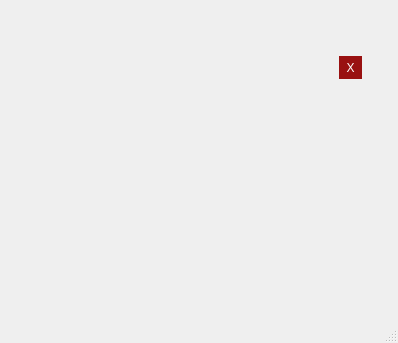
This is widgets/confirmdialog/resource/ConfirmDialog.ui in PaulSchweizer/PySideWidgetCollection as Qt 5 draws it before an edit. The edited form follows.
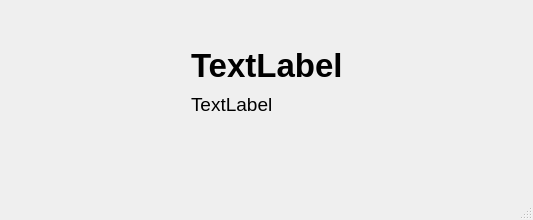
This is the edited form.

```diff
--- a/widgets/confirmdialog/resource/ConfirmDialog.ui
+++ b/widgets/confirmdialog/resource/ConfirmDialog.ui
@@ -9,8 +9,8 @@
    <rect>
     <x>0</x>
     <y>0</y>
-    <width>398</width>
-    <height>343</height>
+    <width>533</width>
+    <height>211</height>
    </rect>
   </property>
   <property name="windowTitle">
@@ -29,7 +29,16 @@
    <bool>true</bool>
   </property>
   <layout class="QVBoxLayout" name="verticalLayout_2">
-   <property name="margin">
+   <property name="leftMargin">
+    <number>9</number>
+   </property>
+   <property name="topMargin">
+    <number>9</number>
+   </property>
+   <property name="rightMargin">
+    <number>9</number>
+   </property>
+   <property name="bottomMargin">
     <number>9</number>
    </property>
    <item>
@@ -69,6 +78,19 @@
       <string notr="true"/>
      </property>
      <layout class="QHBoxLayout" name="horizontalLayout_3">
+      <item>
+       <spacer name="horizontalSpacer">
+        <property name="orientation">
+         <enum>Qt::Horizontal</enum>
+        </property>
+        <property name="sizeHint" stdset="0">
+         <size>
+          <width>40</width>
+          <height>20</height>
+         </size>
+        </property>
+       </spacer>
+      </item>
       <item>
        <widget class="QWidget" name="main_widget" native="true">
         <property name="sizePolicy">
@@ -99,72 +121,6 @@
          <property name="topMargin">
           <number>9</number>
          </property>
-         <item>
-          <widget class="QWidget" name="topbar_hlay" native="true">
-           <property name="sizePolicy">
-            <sizepolicy hsizetype="Preferred" vsizetype="Fixed">
-             <horstretch>0</horstretch>
-             <verstretch>0</verstretch>
-            </sizepolicy>
-           </property>
-           <property name="accessibleName">
-            <string>topbar_hlay</string>
-           </property>
-           <property name="styleSheet">
-            <string notr="true"/>
-           </property>
-           <layout class="QHBoxLayout" name="horizontalLayout">
-            <item>
-             <spacer name="topbar_hspace">
-              <property name="orientation">
-               <enum>Qt::Horizontal</enum>
-              </property>
-              <property name="sizeHint" stdset="0">
-               <size>
-                <width>40</width>
-                <height>20</height>
-               </size>
-              </property>
-             </spacer>
-            </item>
-            <item>
-             <widget class="QToolButton" name="close_btn">
-              <property name="styleSheet">
-               <string notr="true">QToolButton{
-    padding:3px;
-    background-color:#911;
-    color:#fff;
-    border: 0 solid;
-}
-QToolButton::hover{
-    background-color:#c44;
-    color:#fff;
-    border:0 solid;
-}</string>
-              </property>
-              <property name="text">
-               <string>X</string>
-              </property>
-              <property name="iconSize">
-               <size>
-                <width>24</width>
-                <height>24</height>
-               </size>
-              </property>
-              <property name="checkable">
-               <bool>false</bool>
-              </property>
-              <property name="autoRaise">
-               <bool>true</bool>
-              </property>
-              <property name="arrowType">
-               <enum>Qt::NoArrow</enum>
-              </property>
-             </widget>
-            </item>
-           </layout>
-          </widget>
-         </item>
          <item>
           <layout class="QVBoxLayout" name="maincontent_vlay">
            <property name="topMargin">
@@ -173,6 +129,50 @@
            <property name="bottomMargin">
             <number>0</number>
            </property>
+           <item>
+            <widget class="QLabel" name="title_lbl">
+             <property name="sizePolicy">
+              <sizepolicy hsizetype="Preferred" vsizetype="Minimum">
+               <horstretch>0</horstretch>
+               <verstretch>0</verstretch>
+              </sizepolicy>
+             </property>
+             <property name="font">
+              <font>
+               <pointsize>25</pointsize>
+               <weight>75</weight>
+               <bold>true</bold>
+              </font>
+             </property>
+             <property name="styleSheet">
+              <string notr="true"/>
+             </property>
+             <property name="text">
+              <string>TextLabel</string>
+             </property>
+             <property name="scaledContents">
+              <bool>false</bool>
+             </property>
+            </widget>
+           </item>
+           <item>
+            <widget class="QLabel" name="subtitle_lbl">
+             <property name="sizePolicy">
+              <sizepolicy hsizetype="Preferred" vsizetype="Minimum">
+               <horstretch>0</horstretch>
+               <verstretch>0</verstretch>
+              </sizepolicy>
+             </property>
+             <property name="font">
+              <font>
+               <pointsize>14</pointsize>
+              </font>
+             </property>
+             <property name="text">
+              <string>TextLabel</string>
+             </property>
+            </widget>
+           </item>
            <item>
             <widget class="QLabel" name="message_lbl">
              <property name="sizePolicy">
@@ -187,40 +187,45 @@
             </widget>
            </item>
            <item>
-            <layout class="QVBoxLayout" name="inner_widget_vlay">
-             <property name="spacing">
-              <number>6</number>
+            <widget class="QWidget" name="inner_widget_wid" native="true">
+             <property name="sizePolicy">
+              <sizepolicy hsizetype="Preferred" vsizetype="Expanding">
+               <horstretch>0</horstretch>
+               <verstretch>0</verstretch>
+              </sizepolicy>
              </property>
-            </layout>
+             <layout class="QVBoxLayout" name="verticalLayout"/>
+            </widget>
            </item>
            <item>
-            <layout class="QHBoxLayout" name="actions_vlay">
-             <property name="topMargin">
-              <number>0</number>
+            <widget class="QWidget" name="actions_wid" native="true">
+             <property name="sizePolicy">
+              <sizepolicy hsizetype="Preferred" vsizetype="Expanding">
+               <horstretch>0</horstretch>
+               <verstretch>0</verstretch>
+              </sizepolicy>
              </property>
-             <item>
-              <spacer name="hspace">
-               <property name="orientation">
-                <enum>Qt::Horizontal</enum>
-               </property>
-               <property name="sizeType">
-                <enum>QSizePolicy::Preferred</enum>
-               </property>
-               <property name="sizeHint" stdset="0">
-                <size>
-                 <width>0</width>
-                 <height>20</height>
-                </size>
-               </property>
-              </spacer>
-             </item>
-            </layout>
+             <layout class="QHBoxLayout" name="horizontalLayout"/>
+            </widget>
            </item>
           </layout>
          </item>
         </layout>
        </widget>
       </item>
+      <item>
+       <spacer name="horizontalSpacer_2">
+        <property name="orientation">
+         <enum>Qt::Horizontal</enum>
+        </property>
+        <property name="sizeHint" stdset="0">
+         <size>
+          <width>40</width>
+          <height>20</height>
+         </size>
+        </property>
+       </spacer>
+      </item>
      </layout>
     </widget>
    </item>
```
